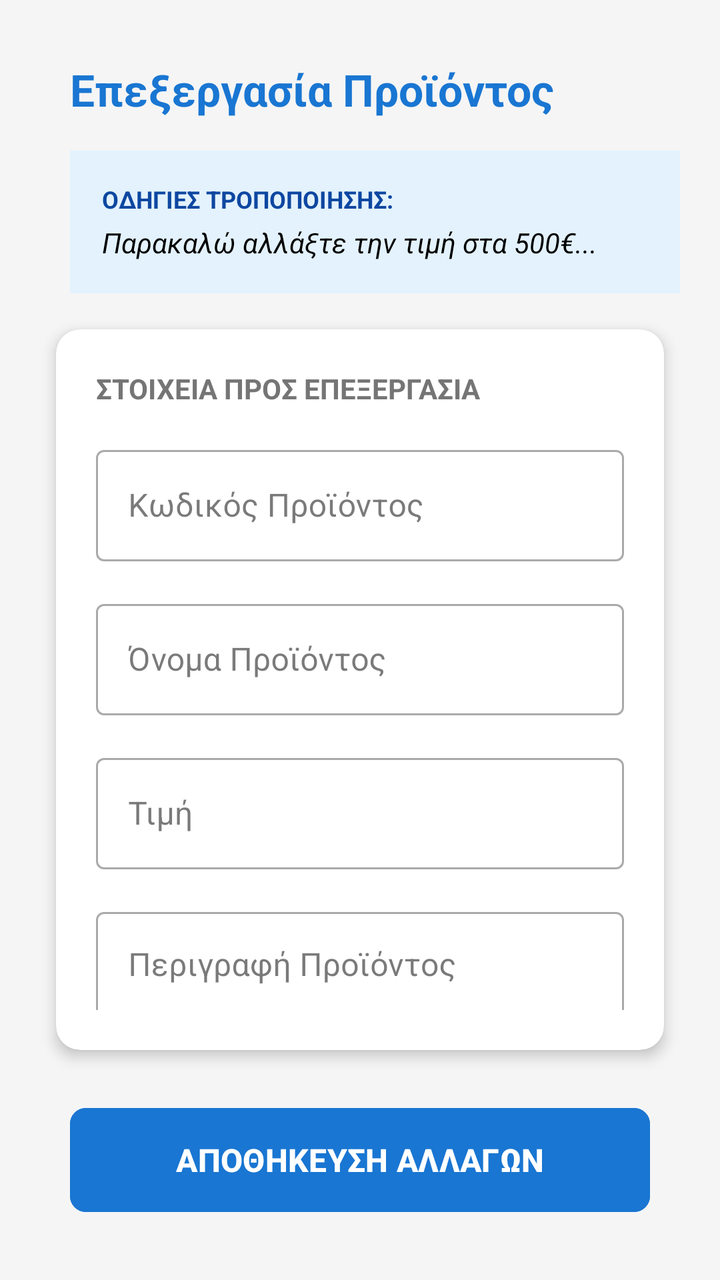
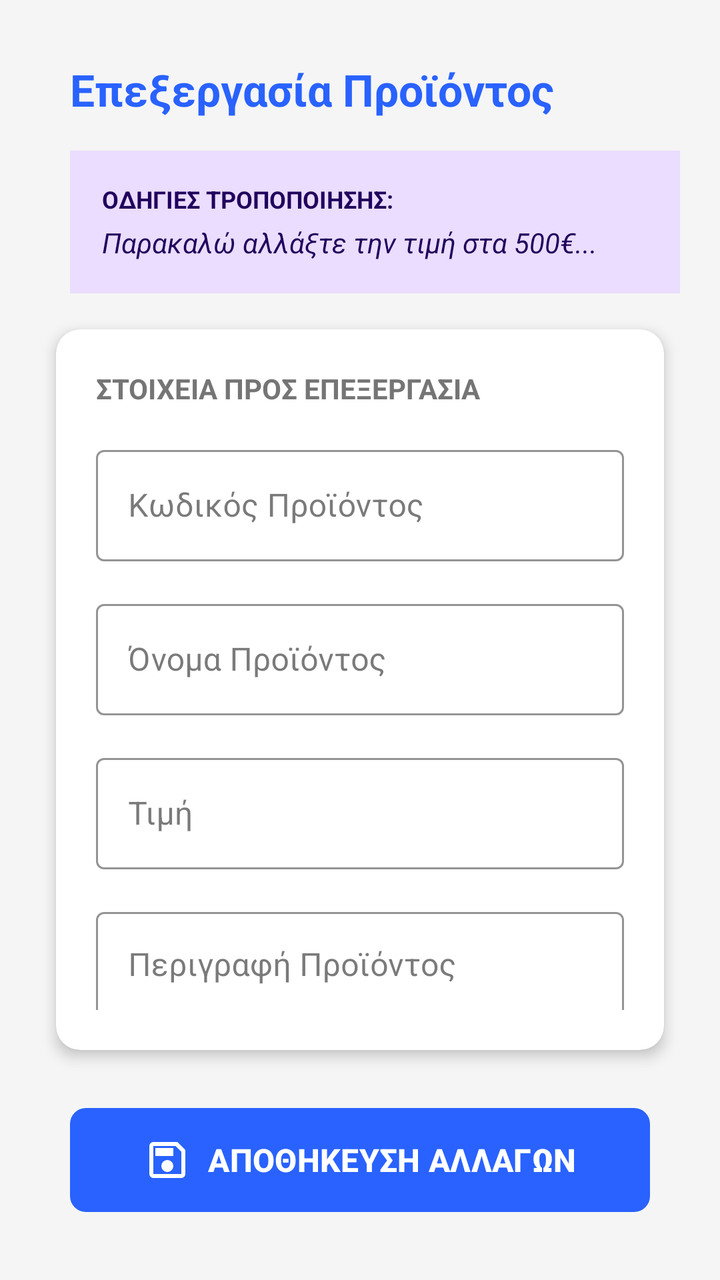

Before-and-after screenshots of an Android layout around one commit, followed by the original layout XML and the change that was made.
<!-- AndroidManifest.xml: application theme Theme.Team21 -->
<!-- res/layout/activity_execute_process_product.xml -->
<?xml version="1.0" encoding="utf-8"?>
<androidx.constraintlayout.widget.ConstraintLayout xmlns:android="http://schemas.android.com/apk/res/android"
    xmlns:app="http://schemas.android.com/apk/res-auto"
    xmlns:tools="http://schemas.android.com/tools"
    android:layout_width="match_parent"
    android:layout_height="match_parent"
    android:background="#F5F5F5"
    tools:context=".view.employee.updateCatalogueEmployee.catalogueUpdates.ExecuteProcessProductActivity">

    <ScrollView
        android:layout_width="0dp"
        android:layout_height="0dp"
        android:fillViewport="true"
        app:layout_constraintBottom_toBottomOf="parent"
        app:layout_constraintEnd_toEndOf="parent"
        app:layout_constraintStart_toStartOf="parent"
        app:layout_constraintTop_toTopOf="parent">

        <androidx.constraintlayout.widget.ConstraintLayout
            android:id="@+id/executeProcessProduct"
            android:layout_width="match_parent"
            android:layout_height="wrap_content"
            android:padding="20dp">

            <TextView
                android:id="@+id/txtexecuteProcessProductHeader"
                android:layout_width="wrap_content"
                android:layout_height="wrap_content"
                android:layout_marginStart="15dp"
                android:layout_marginTop="10dp"
                android:text="Επεξεργασία Προϊόντος"
                android:textColor="#1976D2"
                android:textSize="22sp"
                android:textStyle="bold"
                app:layout_constraintStart_toStartOf="parent"
                app:layout_constraintTop_toTopOf="parent" />

            <androidx.constraintlayout.widget.ConstraintLayout
                android:id="@+id/executeProcessProductRequestContainer"
                android:layout_width="0dp"
                android:layout_height="wrap_content"
                android:layout_marginStart="15dp"
                android:layout_marginTop="16dp"
                android:background="#E3F2FD"
                android:padding="16dp"
                app:layout_constraintEnd_toEndOf="parent"
                app:layout_constraintStart_toStartOf="parent"
                app:layout_constraintTop_toBottomOf="@+id/txtexecuteProcessProductHeader">

                <TextView
                    android:id="@+id/txtexecuteProcessProductRequestHeader"
                    android:layout_width="wrap_content"
                    android:layout_height="wrap_content"
                    android:text="ΟΔΗΓΙΕΣ ΤΡΟΠΟΠΟΙΗΣΗΣ:"
                    android:textColor="#0D47A1"
                    android:textSize="12sp"
                    android:textStyle="bold"
                    app:layout_constraintStart_toStartOf="parent"
                    app:layout_constraintTop_toTopOf="parent" />

                <TextView
                    android:id="@+id/txtexecuteProcessProductRequestDescription"
                    android:layout_width="0dp"
                    android:layout_height="wrap_content"
                    android:layout_marginTop="4dp"
                    android:text="Παρακαλώ αλλάξτε την τιμή στα 500€..."
                    android:textColor="#000000"
                    android:textStyle="italic"
                    app:layout_constraintEnd_toEndOf="parent"
                    app:layout_constraintStart_toStartOf="parent"
                    app:layout_constraintTop_toBottomOf="@+id/txtexecuteProcessProductRequestHeader" />
            </androidx.constraintlayout.widget.ConstraintLayout>

            <androidx.cardview.widget.CardView
                android:id="@+id/executeProcessProductCardView"
                android:layout_width="match_parent"
                android:layout_height="0dp"
                android:layout_marginStart="8dp"
                android:layout_marginTop="18dp"
                android:layout_marginEnd="8dp"
                android:layout_marginBottom="25dp"
                app:cardBackgroundColor="#FFFFFF"
                app:cardCornerRadius="12dp"
                app:cardElevation="4dp"
                app:layout_constraintBottom_toTopOf="@+id/btnexecuteProcessProductSave"
                app:layout_constraintEnd_toEndOf="parent"
                app:layout_constraintStart_toStartOf="parent"
                app:layout_constraintTop_toBottomOf="@+id/executeProcessProductRequestContainer">

                <androidx.constraintlayout.widget.ConstraintLayout
                    android:id="@+id/executeProcessProductDataContainer"
                    android:layout_width="match_parent"
                    android:layout_height="match_parent"
                    android:padding="20dp">

                    <TextView
                        android:id="@+id/txtexecuteProcessProductDataHeader"
                        android:layout_width="wrap_content"
                        android:layout_height="wrap_content"
                        android:text="ΣΤΟΙΧΕΙΑ ΠΡΟΣ ΕΠΕΞΕΡΓΑΣΙΑ"
                        android:textColor="#757575"
                        android:textSize="14sp"
                        android:textStyle="bold"
                        app:layout_constraintStart_toStartOf="parent"
                        app:layout_constraintTop_toTopOf="parent" />

                    <com.google.android.material.textfield.TextInputLayout
                        android:id="@+id/edtexecuteProcessProductDataCodeValue"
                        style="@style/Widget.MaterialComponents.TextInputLayout.OutlinedBox"
                        android:layout_width="0dp"
                        android:layout_height="wrap_content"
                        android:layout_marginTop="16dp"
                        android:hint="Κωδικός Προϊόντος"
                        app:layout_constraintEnd_toEndOf="parent"
                        app:layout_constraintStart_toStartOf="parent"
                        app:layout_constraintTop_toBottomOf="@+id/txtexecuteProcessProductDataHeader">

                        <com.google.android.material.textfield.TextInputEditText
                            android:id="@+id/edtexecuteProcessProductDataCodeInput"
                            android:layout_width="match_parent"
                            android:layout_height="wrap_content"
                            android:enabled="true"
                            android:inputType="textCapCharacters" />
                    </com.google.android.material.textfield.TextInputLayout>

                    <com.google.android.material.textfield.TextInputLayout
                        android:id="@+id/edtexecuteProcessProductDataNameValue"
                        style="@style/Widget.MaterialComponents.TextInputLayout.OutlinedBox"
                        android:layout_width="0dp"
                        android:layout_height="wrap_content"
                        android:layout_marginTop="16dp"
                        android:hint="Όνομα Προϊόντος"
                        app:layout_constraintEnd_toEndOf="parent"
                        app:layout_constraintStart_toStartOf="parent"
                        app:layout_constraintTop_toBottomOf="@+id/edtexecuteProcessProductDataCodeValue">

                        <com.google.android.material.textfield.TextInputEditText
                            android:id="@+id/edtexecuteProcessProductDataNameInput"
                            android:layout_width="match_parent"
                            android:layout_height="wrap_content"
                            android:inputType="textCapWords" />
                    </com.google.android.material.textfield.TextInputLayout>

                    <com.google.android.material.textfield.TextInputLayout
                        android:id="@+id/edtexecuteProcessProductDataPriceValue"
                        style="@style/Widget.MaterialComponents.TextInputLayout.OutlinedBox"
                        android:layout_width="0dp"
                        android:layout_height="wrap_content"
                        android:layout_marginTop="16dp"
                        android:hint="Τιμή"
                        app:layout_constraintEnd_toEndOf="parent"
                        app:layout_constraintStart_toStartOf="parent"
                        app:layout_constraintTop_toBottomOf="@+id/edtexecuteProcessProductDataNameValue"
                        app:suffixText="€">

                        <com.google.android.material.textfield.TextInputEditText
                            android:id="@+id/edtexecuteProcessProductDataPriceInput"
                            android:layout_width="match_parent"
                            android:layout_height="wrap_content"
                            android:inputType="numberDecimal" />
                    </com.google.android.material.textfield.TextInputLayout>

                    <com.google.android.material.textfield.TextInputLayout
                        android:id="@+id/edtexecuteProcessProductDataDescriptionValue"
                        style="@style/Widget.MaterialComponents.TextInputLayout.OutlinedBox"
                        android:layout_width="0dp"
                        android:layout_height="wrap_content"
                        android:layout_marginTop="16dp"
                        android:hint="Περιγραφή Προϊόντος"
                        app:counterEnabled="true"
                        app:counterMaxLength="300"
                        app:layout_constraintEnd_toEndOf="parent"
                        app:layout_constraintStart_toStartOf="parent"
                        app:layout_constraintTop_toBottomOf="@+id/edtexecuteProcessProductDataPriceValue">

                        <com.google.android.material.textfield.TextInputEditText
                            android:id="@+id/edtexecuteProcessProductDataDescriptionInput"
                            android:layout_width="match_parent"
                            android:layout_height="wrap_content"
                            android:gravity="top|start"
                            android:inputType="textMultiLine|textCapSentences"
                            android:minLines="5"
                            android:scrollbars="vertical" />
                    </com.google.android.material.textfield.TextInputLayout>

                </androidx.constraintlayout.widget.ConstraintLayout>
            </androidx.cardview.widget.CardView>

            <Button
                android:id="@+id/btnexecuteProcessProductSave"
                android:layout_width="match_parent"
                android:layout_height="60dp"
                android:layout_marginStart="15dp"
                android:layout_marginEnd="15dp"
                android:layout_marginBottom="10dp"
                android:backgroundTint="#1976D2"
                android:text="ΑΠΟΘΗΚΕΥΣΗ ΑΛΛΑΓΩΝ"
                android:textSize="16sp"
                android:textStyle="bold"
                app:cornerRadius="8dp"
                app:layout_constraintBottom_toBottomOf="parent"
                app:layout_constraintEnd_toEndOf="parent"
                app:layout_constraintStart_toStartOf="parent" />

        </androidx.constraintlayout.widget.ConstraintLayout>
    </ScrollView>
</androidx.constraintlayout.widget.ConstraintLayout>
<!-- resources referenced by this layout -->
<resources>
  <style name="Theme.Team21" parent="Base.Theme.Team21" />
  <style name="Base.Theme.Team21" parent="Theme.Material3.DayNight.NoActionBar">
  
          
          <item name="android:windowBackground">@color/bg_light</item>
          <item name="colorSurface">@color/card_light</item>
          <item name="colorSurfaceVariant">@color/input_bg_light</item>
  
          
          <item name="colorOnSurface">@color/text_dark</item>
          <item name="colorOnSurfaceVariant">@color/text_muted_light</item>
  
          <item name="colorOnPrimary">@color/white</item>
  
          
          <item name="colorPrimary">@color/eshop_primary</item>
          <item name="colorSecondary">@color/eshop_accent</item>
  
          <item name="colorError">@color/error_red_light</item>
  
          
          <item name="android:statusBarColor">@color/bg_light</item>
          <item name="android:windowLightStatusBar">true</item>
  
          
          <item name="colorFilterActive">@color/filter_active_light</item>
          <item name="colorFilterUnselected">@color/filter_bg_unselected_light</item>
  
          
          <item name="colorMenuButton">@color/teal_menu_light</item>
      </style>
  <color name="bg_light">#F5F5F5</color>
  <color name="card_light">#FFFFFF</color>
  <color name="input_bg_light">#EBEBEB</color>
  <color name="text_dark">#212121</color>
  <color name="text_muted_light">#757575</color>
  <color name="white">#FFFFFFFF</color>
  <color name="eshop_primary">#2962FF</color>
  <color name="eshop_accent">#FF6D00</color>
  <color name="error_red_light">#D32F2F</color>
  <color name="filter_active_light">#2962FF</color>
  <color name="filter_bg_unselected_light">#E0E0E0</color>
  <color name="teal_menu_light">#009688</color>
</resources>

<!-- the commit's change to res/layout/activity_execute_process_product.xml (unified diff, before → after) -->
@@ -4,8 +4,8 @@
     xmlns:tools="http://schemas.android.com/tools"
     android:layout_width="match_parent"
     android:layout_height="match_parent"
-    android:background="#F5F5F5"
-    tools:context=".view.employee.updateCatalogueEmployee.catalogueUpdates.ExecuteProcessProductActivity">
+    android:background="?android:attr/windowBackground"
+    tools:context=".view.employee.updateCatalogueEmployee.catalogueUpdates.executeProcessProduct.ExecuteProcessProductActivity">
 
     <ScrollView
         android:layout_width="0dp"
@@ -29,7 +29,7 @@
                 android:layout_marginStart="15dp"
                 android:layout_marginTop="10dp"
                 android:text="Επεξεργασία Προϊόντος"
-                android:textColor="#1976D2"
+                android:textColor="?attr/colorPrimary"
                 android:textSize="22sp"
                 android:textStyle="bold"
                 app:layout_constraintStart_toStartOf="parent"
@@ -41,7 +41,7 @@
                 android:layout_height="wrap_content"
                 android:layout_marginStart="15dp"
                 android:layout_marginTop="16dp"
-                android:background="#E3F2FD"
+                android:background="?attr/colorPrimaryContainer"
                 android:padding="16dp"
                 app:layout_constraintEnd_toEndOf="parent"
                 app:layout_constraintStart_toStartOf="parent"
@@ -52,7 +52,7 @@
                     android:layout_width="wrap_content"
                     android:layout_height="wrap_content"
                     android:text="ΟΔΗΓΙΕΣ ΤΡΟΠΟΠΟΙΗΣΗΣ:"
-                    android:textColor="#0D47A1"
+                    android:textColor="?attr/colorOnPrimaryContainer"
                     android:textSize="12sp"
                     android:textStyle="bold"
                     app:layout_constraintStart_toStartOf="parent"
@@ -64,7 +64,7 @@
                     android:layout_height="wrap_content"
                     android:layout_marginTop="4dp"
                     android:text="Παρακαλώ αλλάξτε την τιμή στα 500€..."
-                    android:textColor="#000000"
+                    android:textColor="?attr/colorOnPrimaryContainer"
                     android:textStyle="italic"
                     app:layout_constraintEnd_toEndOf="parent"
                     app:layout_constraintStart_toStartOf="parent"
@@ -79,7 +79,7 @@
                 android:layout_marginTop="18dp"
                 android:layout_marginEnd="8dp"
                 android:layout_marginBottom="25dp"
-                app:cardBackgroundColor="#FFFFFF"
+                app:cardBackgroundColor="?attr/colorSurface"
                 app:cardCornerRadius="12dp"
                 app:cardElevation="4dp"
                 app:layout_constraintBottom_toTopOf="@+id/btnexecuteProcessProductSave"
@@ -98,7 +98,7 @@
                         android:layout_width="wrap_content"
                         android:layout_height="wrap_content"
                         android:text="ΣΤΟΙΧΕΙΑ ΠΡΟΣ ΕΠΕΞΕΡΓΑΣΙΑ"
-                        android:textColor="#757575"
+                        android:textColor="?attr/colorOnSurfaceVariant"
                         android:textSize="14sp"
                         android:textStyle="bold"
                         app:layout_constraintStart_toStartOf="parent"
@@ -110,6 +110,8 @@
                         android:layout_width="0dp"
                         android:layout_height="wrap_content"
                         android:layout_marginTop="16dp"
+                        app:boxBackgroundColor="?attr/colorSurface"
+                        app:boxStrokeColor="?attr/colorPrimary"
                         android:hint="Κωδικός Προϊόντος"
                         app:layout_constraintEnd_toEndOf="parent"
                         app:layout_constraintStart_toStartOf="parent"
@@ -119,6 +121,7 @@
                             android:id="@+id/edtexecuteProcessProductDataCodeInput"
                             android:layout_width="match_parent"
                             android:layout_height="wrap_content"
+                            android:textColor="?attr/colorOnSurface"
                             android:enabled="true"
                             android:inputType="textCapCharacters" />
                     </com.google.android.material.textfield.TextInputLayout>
@@ -129,6 +132,8 @@
                         android:layout_width="0dp"
                         android:layout_height="wrap_content"
                         android:layout_marginTop="16dp"
+                        app:boxBackgroundColor="?attr/colorSurface"
+                        app:boxStrokeColor="?attr/colorPrimary"
                         android:hint="Όνομα Προϊόντος"
                         app:layout_constraintEnd_toEndOf="parent"
                         app:layout_constraintStart_toStartOf="parent"
@@ -138,6 +143,7 @@
                             android:id="@+id/edtexecuteProcessProductDataNameInput"
                             android:layout_width="match_parent"
                             android:layout_height="wrap_content"
+                            android:textColor="?attr/colorOnSurface"
                             android:inputType="textCapWords" />
                     </com.google.android.material.textfield.TextInputLayout>
 
@@ -147,6 +153,8 @@
                         android:layout_width="0dp"
                         android:layout_height="wrap_content"
                         android:layout_marginTop="16dp"
+                        app:boxBackgroundColor="?attr/colorSurface"
+                        app:boxStrokeColor="?attr/colorPrimary"
                         android:hint="Τιμή"
                         app:layout_constraintEnd_toEndOf="parent"
                         app:layout_constraintStart_toStartOf="parent"
@@ -157,6 +165,7 @@
                             android:id="@+id/edtexecuteProcessProductDataPriceInput"
                             android:layout_width="match_parent"
                             android:layout_height="wrap_content"
+                            android:textColor="?attr/colorOnSurface"
                             android:inputType="numberDecimal" />
                     </com.google.android.material.textfield.TextInputLayout>
 
@@ -166,6 +175,8 @@
                         android:layout_width="0dp"
                         android:layout_height="wrap_content"
                         android:layout_marginTop="16dp"
+                        app:boxBackgroundColor="?attr/colorSurface"
+                        app:boxStrokeColor="?attr/colorPrimary"
                         android:hint="Περιγραφή Προϊόντος"
                         app:counterEnabled="true"
                         app:counterMaxLength="300"
@@ -177,6 +188,7 @@
                             android:id="@+id/edtexecuteProcessProductDataDescriptionInput"
                             android:layout_width="match_parent"
                             android:layout_height="wrap_content"
+                            android:textColor="?attr/colorOnSurface"
                             android:gravity="top|start"
                             android:inputType="textMultiLine|textCapSentences"
                             android:minLines="5"
@@ -186,15 +198,20 @@
                 </androidx.constraintlayout.widget.ConstraintLayout>
             </androidx.cardview.widget.CardView>
 
-            <Button
+            <com.google.android.material.button.MaterialButton
                 android:id="@+id/btnexecuteProcessProductSave"
                 android:layout_width="match_parent"
                 android:layout_height="60dp"
                 android:layout_marginStart="15dp"
                 android:layout_marginEnd="15dp"
                 android:layout_marginBottom="10dp"
-                android:backgroundTint="#1976D2"
+                app:backgroundTint="?attr/colorPrimary"
+                app:icon="@drawable/ic_save"
+                app:iconSize="24dp"
+                app:iconTint="?attr/colorOnPrimary"
+                app:iconGravity="textStart"
                 android:text="ΑΠΟΘΗΚΕΥΣΗ ΑΛΛΑΓΩΝ"
+                android:textColor="?attr/colorOnPrimary"
                 android:textSize="16sp"
                 android:textStyle="bold"
                 app:cornerRadius="8dp"
<!-- resource entries referenced after the edit -->
@@ -1,5 +1,16 @@
 <!-- resources referenced by this layout -->
 <resources>
+  <!-- drawable ic_save (drawable) -->
+  <vector xmlns:android="http://schemas.android.com/apk/res/android"
+      android:width="24dp"
+      android:height="24dp"
+      android:viewportWidth="960"
+      android:viewportHeight="960"
+      android:tint="?attr/colorControlNormal">
+    <path
+        android:fillColor="@android:color/white"
+        android:pathData="M840,280L840,760Q840,793 816.5,816.5Q793,840 760,840L200,840Q167,840 143.5,816.5Q120,793 120,760L120,200Q120,167 143.5,143.5Q167,120 200,120L680,120L840,280ZM760,314L646,200L200,200Q200,200 200,200Q200,200 200,200L200,760Q200,760 200,760Q200,760 200,760L760,760Q760,760 760,760Q760,760 760,760L760,314ZM565,685Q600,650 600,600Q600,550 565,515Q530,480 480,480Q430,480 395,515Q360,550 360,600Q360,650 395,685Q430,720 480,720Q530,720 565,685ZM240,400L600,400L600,240L240,240L240,400ZM200,314L200,760Q200,760 200,760Q200,760 200,760L200,760Q200,760 200,760Q200,760 200,760L200,200Q200,200 200,200Q200,200 200,200L200,200L200,314Z"/>
+  </vector>
   <style name="Theme.Team21" parent="Base.Theme.Team21" />
   <style name="Base.Theme.Team21" parent="Theme.Material3.DayNight.NoActionBar">
   
